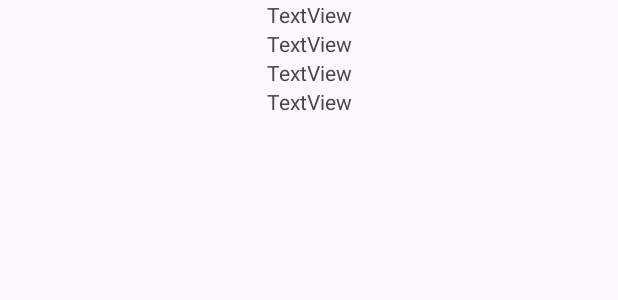
After one commit to Ashraf-El-Fallah/Retrofit_Example, an Android app: the layout row_layout.xml on its own in the app's theme, with its tools: preview values and no code run, on a phone screen of 412 x 824 dp. The commit adds this screen. Shown: the top 300 px of the screen. Run offline under Robolectric (Android 15) with nearby library versions, the phone set to English and light mode, and no system bars; network calls fail.

Commit message:
add a RecyclerView

```diff
--- /dev/null
+++ b/app/src/main/res/layout/row_layout.xml
@@ -0,0 +1,56 @@
+<?xml version="1.0" encoding="utf-8"?>
+<androidx.constraintlayout.widget.ConstraintLayout xmlns:android="http://schemas.android.com/apk/res/android"
+    xmlns:app="http://schemas.android.com/apk/res-auto"
+    xmlns:tools="http://schemas.android.com/tools"
+    android:layout_width="match_parent"
+    android:layout_height="wrap_content">
+
+
+    <TextView
+        android:id="@+id/body"
+        android:layout_width="wrap_content"
+        android:layout_height="wrap_content"
+        android:text="TextView"
+        app:layout_constraintBottom_toTopOf="@+id/id"
+        app:layout_constraintEnd_toEndOf="parent"
+        app:layout_constraintHorizontal_bias="0.5"
+        app:layout_constraintStart_toStartOf="parent"
+        app:layout_constraintTop_toTopOf="parent"
+        app:layout_constraintVertical_bias="0.5" />
+
+    <TextView
+        android:id="@+id/id"
+        android:layout_width="wrap_content"
+        android:layout_height="wrap_content"
+        android:text="TextView"
+        app:layout_constraintBottom_toTopOf="@+id/userId"
+        app:layout_constraintEnd_toEndOf="parent"
+        app:layout_constraintHorizontal_bias="0.5"
+        app:layout_constraintStart_toStartOf="parent"
+        app:layout_constraintTop_toBottomOf="@+id/body"
+        app:layout_constraintVertical_bias="0.5" />
+
+    <TextView
+        android:id="@+id/userId"
+        android:layout_width="wrap_content"
+        android:layout_height="wrap_content"
+        android:text="TextView"
+        app:layout_constraintBottom_toTopOf="@+id/title"
+        app:layout_constraintEnd_toEndOf="parent"
+        app:layout_constraintHorizontal_bias="0.5"
+        app:layout_constraintStart_toStartOf="parent"
+        app:layout_constraintTop_toBottomOf="@+id/id"
+        app:layout_constraintVertical_bias="0.5" />
+
+    <TextView
+        android:id="@+id/title"
+        android:layout_width="wrap_content"
+        android:layout_height="wrap_content"
+        android:text="TextView"
+        app:layout_constraintBottom_toBottomOf="parent"
+        app:layout_constraintEnd_toEndOf="parent"
+        app:layout_constraintHorizontal_bias="0.5"
+        app:layout_constraintStart_toStartOf="parent"
+        app:layout_constraintTop_toBottomOf="@+id/userId"
+        app:layout_constraintVertical_bias="0.5" />
+</androidx.constraintlayout.widget.ConstraintLayout>
```
Also changed, not shown: app/src/main/java/com/af/anotherexample/MainActivity.kt (+43 -23 lines), app/src/main/java/com/af/anotherexample/adapter/MyAdapter.kt (added, +42 -0 lines), app/src/main/res/layout/activity_main.xml (+38 -38 lines).
